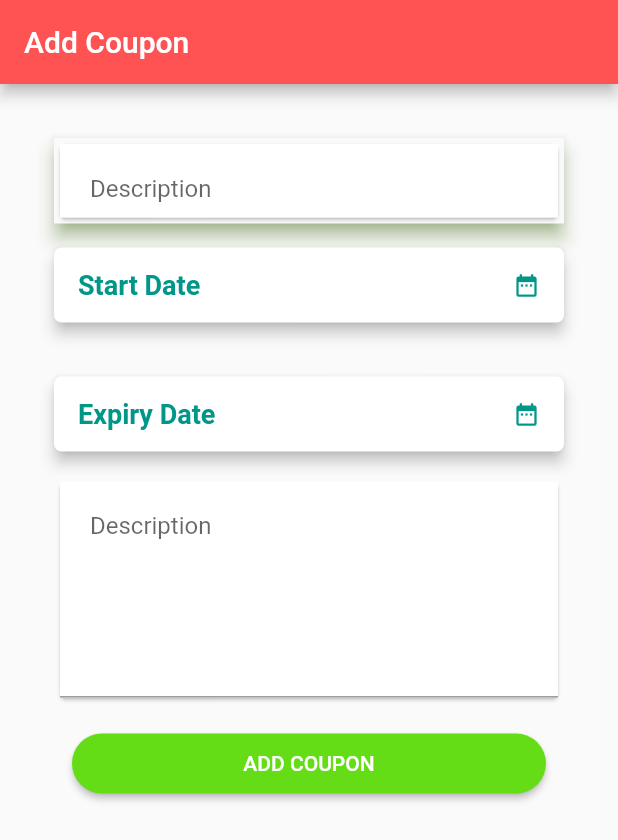
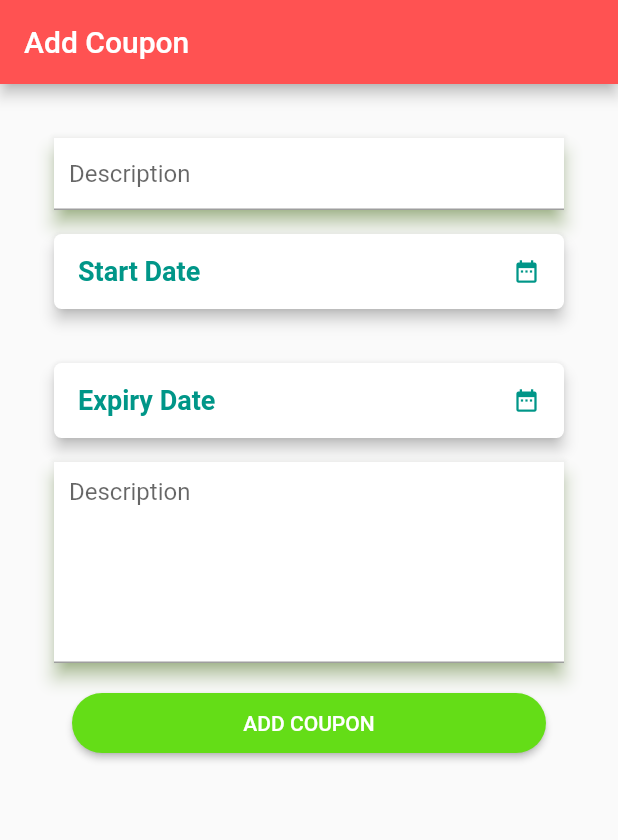
Before and after one commit to RajModi2410/KlikDeals_Flutter, a Flutter app: the screen it shows after launch, on a phone screen of 412 x 824 dp. Shown: the top 840 px of the screen. Run offline on Flutter 3.47's test engine with Material 2 defaults, Android fonts, the phone set to English and light mode, and no system bars; our stand-ins replace flutter_datetime_picker.

```diff
--- a/lib/CouponCode/Coupon.dart
+++ b/lib/CouponCode/Coupon.dart
@@ -42,26 +42,19 @@ class _CouponAdd extends State<Coupon> {
                 child: Material(
                 elevation: 5.0,
                   shadowColor: Colors.lightGreen,
-                  child: Card(
-
                   child: Container(
-                      // height: 200,
-
-                      child: Padding(
-                        padding: const EdgeInsets.all(0.0),
+                    color: Colors.white,
                     child: TextFormField(
+                      // maxLines: 8,
+                      // minLines: 6,
                       decoration: InputDecoration(
-                            border: InputBorder.none,
                         contentPadding:
-                                EdgeInsets.fromLTRB(20.0, 20.0, 10.0, 10.0),
+                            EdgeInsets.fromLTRB(10.0, 10.0, 10.0, 10.0),
 
                         hintText: 'Description',
                         // border: OutlineInputBorder(
                         //     borderRadius: BorderRadius.circular(8.0)),
                       ),
-                        ),
-                      ),
-                      color: Colors.white,
                     ),
                   ),
                 ),
@@ -185,25 +178,21 @@ class _CouponAdd extends State<Coupon> {
               Padding(
                 padding: const EdgeInsets.all(8.0),
                 child: Material(
-// elevation: 5.0,
-                  shadowColor: Colors.redAccent,
-                  child: Card(
+                elevation: 5.0,
+                  shadowColor: Colors.lightGreen,
                   child: Container(
-                      // height: 200,
-
+                    color: Colors.white,
                     child: TextFormField(
                       maxLines: 8,
                       minLines: 6,
                       decoration: InputDecoration(
                         contentPadding:
-                              EdgeInsets.fromLTRB(20.0, 20.0, 10.0, 10.0),
+                            EdgeInsets.fromLTRB(10.0, 10.0, 10.0, 10.0),
 
                         hintText: 'Description',
                         // border: OutlineInputBorder(
                         //     borderRadius: BorderRadius.circular(8.0)),
                       ),
-                      ),
-                      color: Colors.white,
                     ),
                   ),
                 ),
--- a/lib/SideMenu /SideMenu.dart
+++ b/lib/SideMenu /SideMenu.dart
@@ -52,7 +52,7 @@ class _SideMenu extends State<SideMenu>{
       _menuOptionWidgets.add(
         new Container(
           decoration: new BoxDecoration(
-            color: menuItem
+            // color: menuItem
           ),
         )
       )
```
Lines whose indentation alone changed are shown as unchanged.
